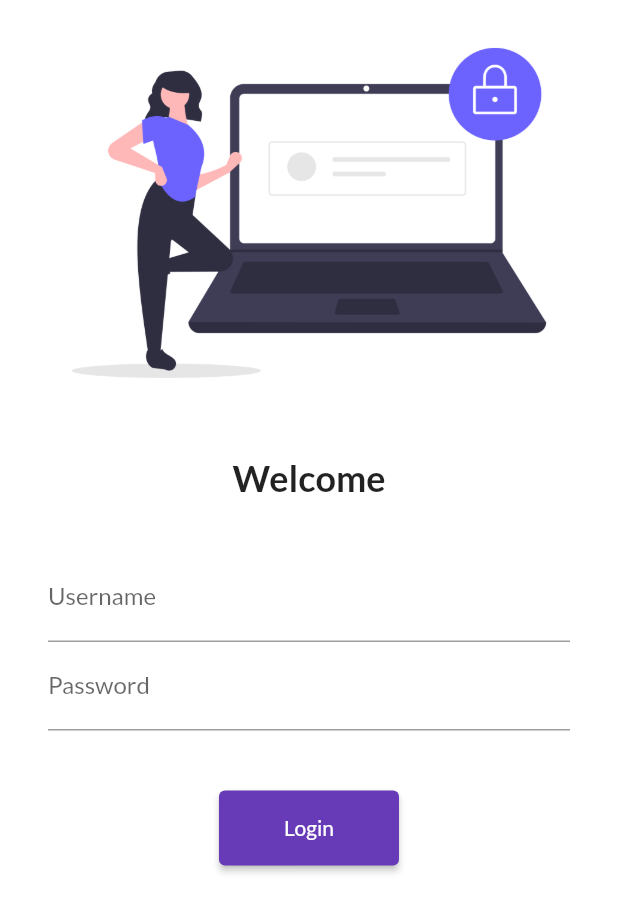
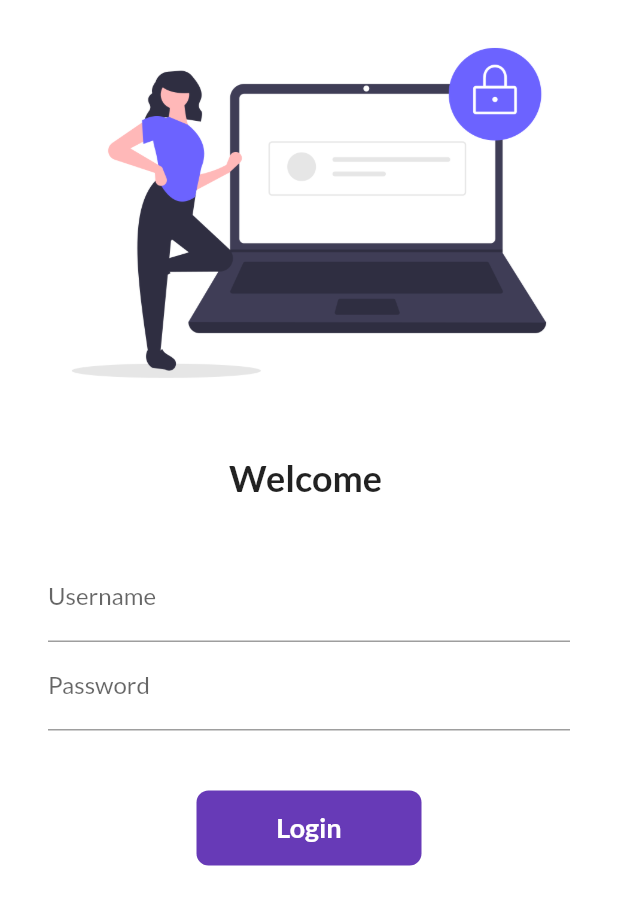
Before and after one commit to nileshgarg0023/30_days_of_flutter, a Flutter app: the screen it shows after launch, on a phone screen of 412 x 824 dp. Shown: the top 912 px of the screen. Run offline on Flutter 3.47's test engine with Material 2 defaults, Android fonts, the phone set to English and light mode, and no system bars; our stand-ins replace google_fonts.

Commit message:
added animation to login button replaced button with container

```diff
--- a/lib/pages/login_page.dart
+++ b/lib/pages/login_page.dart
@@ -1,7 +1,15 @@
 import 'package:flutter/material.dart';
 import 'package:helloflutter/utils/routes.dart';
 
-class LoginPage extends StatelessWidget {
+class LoginPage extends StatefulWidget {
+  @override
+  State<LoginPage> createState() => _LoginPageState();
+}
+
+class _LoginPageState extends State<LoginPage> {
+  String name = "";
+  bool changeButton = false;
+
   @override
   Widget build(BuildContext context) {
     return Material(
@@ -13,7 +21,7 @@ class LoginPage extends StatelessWidget {
               SizedBox(
                 height: 20.0,
               ),
-              Text("Welcome",
+              Text("Welcome $name",
                   style: TextStyle(fontSize: 24, fontWeight: FontWeight.bold)),
               SizedBox(
                 height: 20.0,
@@ -24,9 +32,12 @@ class LoginPage extends StatelessWidget {
                 child: Column(
                   children: [
                     TextFormField(
-                      decoration: InputDecoration(
-                          hintText: "Enter Username", labelText: "Username"),
-                    ),
+                        decoration: InputDecoration(
+                            hintText: "Enter Username", labelText: "Username"),
+                        onChanged: (value) {
+                          name = value;
+                          setState(() {});
+                        }),
                     TextFormField(
                       obscureText: true,
                       decoration: InputDecoration(
@@ -35,13 +46,46 @@ class LoginPage extends StatelessWidget {
                     SizedBox(
                       height: 40.0,
                     ),
-                    ElevatedButton(
-                      child: Text("Login"),
-                      style: TextButton.styleFrom(minimumSize: Size(120, 50)),
-                      onPressed: () {
+
+                    InkWell(
+                      onTap: () async {
+                        setState(() {
+                          changeButton = true;
+                        });
+                        await Future.delayed(Duration(seconds: 1));
                         Navigator.pushNamed(context, MyRoutes.homeRoute);
                       },
+                      child: AnimatedContainer(
+                        duration: Duration(seconds: 1),
+                        width: changeButton ? 50 : 150,
+                        height: 50,
+                        alignment: Alignment.center,
+                        child: changeButton
+                            ? Icon(
+                                Icons.done,
+                                color: Colors.white,
+                              )
+                            : Text(
+                                "Login",
+                                style: TextStyle(
+                                    color: Colors.white,
+                                    fontWeight: FontWeight.bold,
+                                    fontSize: 18),
+                              ),
+                        decoration: BoxDecoration(
+                            color: Colors.deepPurple,
+                            borderRadius:
+                                BorderRadius.circular(changeButton ? 50 : 8)),
+                      ),
                     )
+
+                    // ElevatedButton(
+                    //   child: Text("Login"),
+                    //   style: TextButton.styleFrom(minimumSize: Size(120, 50)),
+                    //   onPressed: () {
+                    //     Navigator.pushNamed(context, MyRoutes.homeRoute);
+                    //   },
+                    // )
                   ],
                 ),
               )
```
